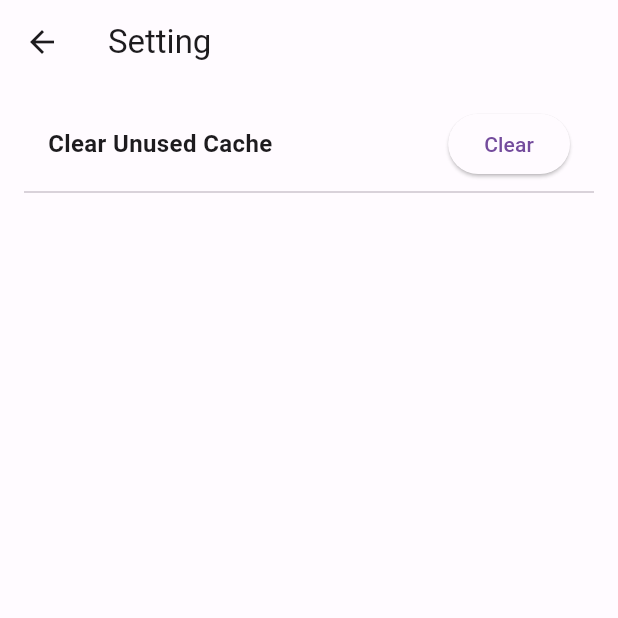
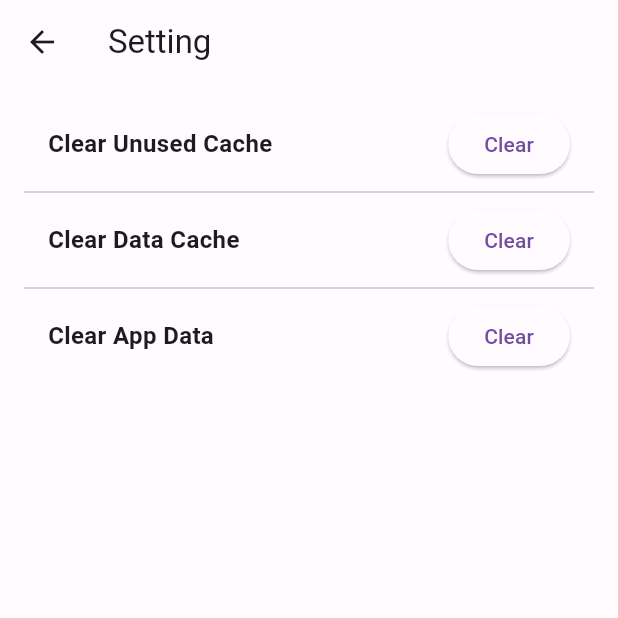
Before and after one commit to bbslzy001/iai, a Flutter app: the SettingPage screen opened by its route, on a phone screen of 412 x 824 dp, the top half of it. Run offline on Flutter 3.47's test engine with Material 2 defaults, Android fonts, the phone set to English and light mode, and no system bars; our stand-ins replace carousel_slider, flutter_cache_manager, flutter_slidable, image_picker, sqflite; missing offline and left inert: encrypt, pointycastle; accounts and stored records are empty.

```diff
--- a/lib/helpers/encrypt_helper.dart
+++ b/lib/helpers/encrypt_helper.dart
@@ -69,8 +69,6 @@ class EncryptHelper {
 
   // 加密数据
   Future<Uint8List> encryptData(Uint8List data) async {
-    // 模拟异步操作的延迟
-    await Future.delayed(Duration(seconds: 2));
     final Encrypter encrypter = await _instance.encrypter;
     final Encrypted encrypted = encrypter.encryptBytes(data);
     return Uint8List.fromList(encrypted.bytes);
@@ -78,8 +76,6 @@ class EncryptHelper {
 
   // 解密媒体文件数据
   Future<Uint8List> decryptData(Uint8List data) async {
-    // 模拟异步操作的延迟
-    await Future.delayed(Duration(seconds: 2));
     final Encrypter encrypter = await _instance.encrypter;
     final String decrypted = encrypter.decrypt(Encrypted(data));
     return Uint8List.fromList(decrypted.codeUnits);
--- a/lib/pages/character/management_page.dart
+++ b/lib/pages/character/management_page.dart
@@ -6,7 +6,7 @@ import 'package:flutter_slidable/flutter_slidable.dart';
 import 'package:iai/helpers/database_helper.dart';
 import 'package:iai/models/user.dart';
 import 'package:iai/models/scene.dart';
-import 'package:iai/widgets/image_provider.dart';
+import 'package:iai/widgets/avatar_provider.dart';
 
 class ManagementPage extends StatefulWidget {
   const ManagementPage({Key? key}) : super(key: key);
@@ -246,10 +246,10 @@ class TabWidgetContent extends StatelessWidget {
               leading: CircleAvatar(
                 foregroundImage: isScene
                   ? data[index].backgroundImage.isNotEmpty
-                    ? CustomImageProvider(data[index].backgroundImage)
+                    ? AvatarImageProvider(data[index].backgroundImage)
                     : null
                   : data[index].avatarImage.isNotEmpty
-                    ? CustomImageProvider(data[index].avatarImage)
+                    ? AvatarImageProvider(data[index].avatarImage)
                     : null,
                 backgroundColor: colorScheme.primaryContainer,
                 child: Text(
--- a/lib/pages/setting_page.dart
+++ b/lib/pages/setting_page.dart
@@ -1,6 +1,7 @@
 import 'dart:io';
 
 import 'package:flutter/material.dart';
+import 'package:flutter_cache_manager/flutter_cache_manager.dart';
 import 'package:path_provider/path_provider.dart';
 
 class SettingPage extends StatefulWidget {
@@ -11,75 +12,31 @@ class SettingPage extends StatefulWidget {
 }
 
 class _SettingPageState extends State<SettingPage> {
-  int _clearingUnusedCache = -1;
-
   @override
   Widget build(BuildContext context) {
-    ColorScheme colorScheme = Theme.of(context).colorScheme;
-
     return Scaffold(
       appBar: AppBar(
-        title: Text('Setting'),
+        title: const Text('Setting'),
       ),
       body: Padding(
         padding: const EdgeInsets.all(16),
         child: Column(
           crossAxisAlignment: CrossAxisAlignment.start,
           children: [
-            Padding(
-              padding: EdgeInsets.symmetric(horizontal: 16.0),
-              child: Row(
-                children: [
-                  Text(
-                    'Clear Unused Cache',
-                    style: TextStyle(
-                      fontSize: 16,
-                      fontWeight: FontWeight.bold,
-                    ),
-                  ),
-                  Visibility(
-                    visible: _clearingUnusedCache == -1,
-                    child: Spacer(),
-                  ),
-                  Visibility(
-                    visible: _clearingUnusedCache == 0,
-                    child: Expanded(
-                      child: Center(
-                        child: CircularProgressIndicator(),
-                      ),
-                    ),
-                  ),
-                  Visibility(
-                    visible: _clearingUnusedCache == 1,
-                    child: Expanded(
-                      child: Center(
-                        child: Icon(Icons.check, color: colorScheme.primary),
-                      ),
-                    ),
-                  ),
-                  ElevatedButton(
-                    onPressed: _clearingUnusedCache == -1
-                        ? () async {
-                            setState(() {
-                              _clearingUnusedCache = 0;
-                            });
-
-                            // 模拟操作延时
-                            await Future.delayed(Duration(seconds: 3));
-
-                            await _clearUnusedCache();
-
-                            setState(() {
-                              _clearingUnusedCache = 1;
-                            });
-                          }
-                        : null,
-                    child: Text('Clear'),
-                  ),
-                ],
-              ),
+            ClearItem(
+              buttonText: 'Clear Unused Cache',
+              clearFunction: _clearUnusedCache,
             ),
-            Divider(),
+            const Divider(),
+            ClearItem(
+              buttonText: 'Clear Data Cache',
+              clearFunction: _clearDataCache,
+            ),
+            const Divider(),
+            ClearItem(
+              buttonText: 'Clear App Data',
+              clearFunction: _clearAppData,
+            )
           ],
         ),
       ),
@@ -106,4 +63,86 @@ class _SettingPageState extends State<SettingPage> {
       }
     }
   }
+
+  Future<void> _clearDataCache() async {
+    DefaultCacheManager().emptyCache();
+  }
+
+  Future<void> _clearAppData() async {
+  }
 }
+
+class ClearItem extends StatefulWidget {
+  final String buttonText;
+  final Future<void> Function() clearFunction;
+
+  const ClearItem({
+    Key? key,
+    required this.buttonText,
+    required this.clearFunction,
+  }) : super(key: key);
+
+  @override
+  _ClearItemState createState() => _ClearItemState();
+}
+
+class _ClearItemState extends State<ClearItem> {
+  int _clearing = -1;
+
+  @override
+  Widget build(BuildContext context) {
+    return Padding(
+      padding: const EdgeInsets.symmetric(horizontal: 16.0),
+      child: Row(
+        children: [
+          Text(
+            widget.buttonText,
+            style: const TextStyle(
+              fontSize: 16,
+              fontWeight: FontWeight.bold,
+            ),
+          ),
+          Visibility(
+            visible: _clearing == -1,
+            child: const Spacer(),
+          ),
+          Visibility(
+            visible: _clearing == 0,
+            child: const Expanded(
+              child: Center(
+                child: CircularProgressIndicator(strokeWidth: 2.0),
+              ),
+            ),
+          ),
+          Visibility(
+            visible: _clearing == 1,
+            child: Expanded(
+              child: Center(
+                child: Icon(Icons.check, color: Theme.of(context).colorScheme.primary),
+              ),
+            ),
+          ),
+          ElevatedButton(
+            onPressed: _clearing == -1
+                ? () async {
+              setState(() {
+                _clearing = 0;
+              });
+
+              // Simulate operation delay
+              await Future.delayed(Duration(seconds: 3));
+
+              await widget.clearFunction();
+
+              setState(() {
+                _clearing = 1;
+              });
+            }
+                : null,
+            child: const Text('Clear'),
+          ),
+        ],
+      ),
+    );
+  }
+}
--- a/pubspec.yaml
+++ b/pubspec.yaml
@@ -34,8 +34,7 @@ flutter:
     - assets/images/character.png
     - assets/images/notebook.png
     - assets/images/scene.png
-    - assets/images/useravatar.png
-    - assets/images/userbackground.png
+    - assets/images/user.png
   fonts:
     - family: Pacifico
       fonts:
```
Also changed, not shown: lib/pages/character/character_page.dart (+6 -4 lines), lib/pages/character/chat_page.dart (+6 -3 lines), lib/widgets/avatar_provider.dart (renamed from lib/widgets/image_provider.dart, +8 -8 lines), assets/images/user.png (renamed from assets/images/userbackground.png), assets/images/useravatar.png (deleted).
